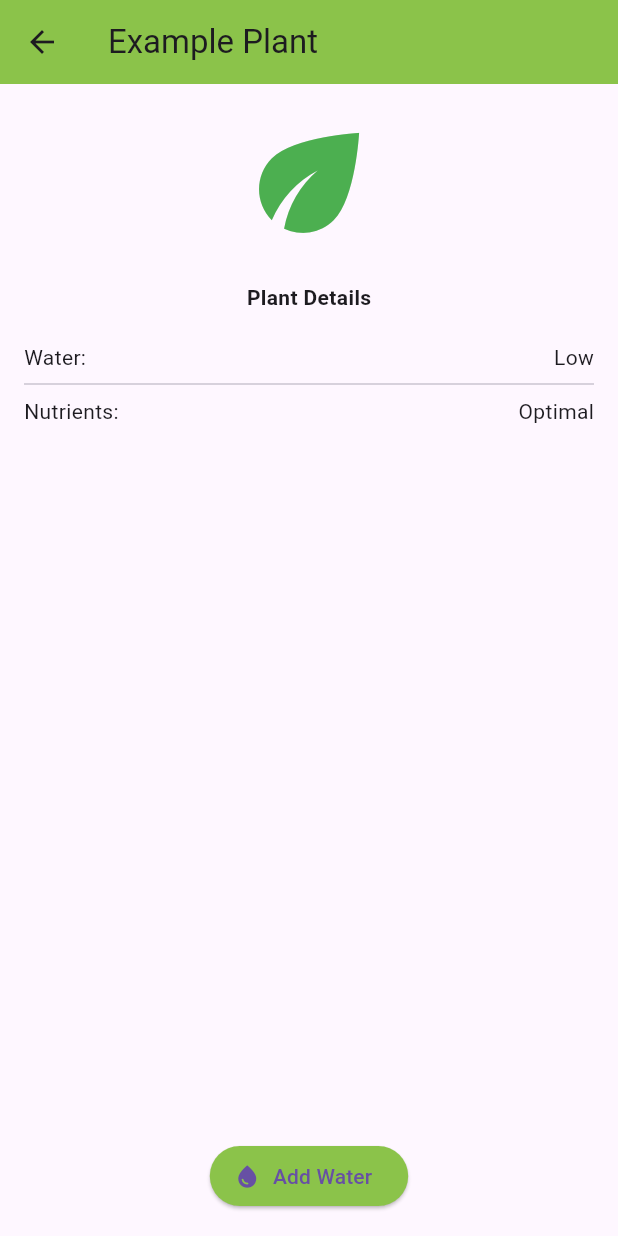
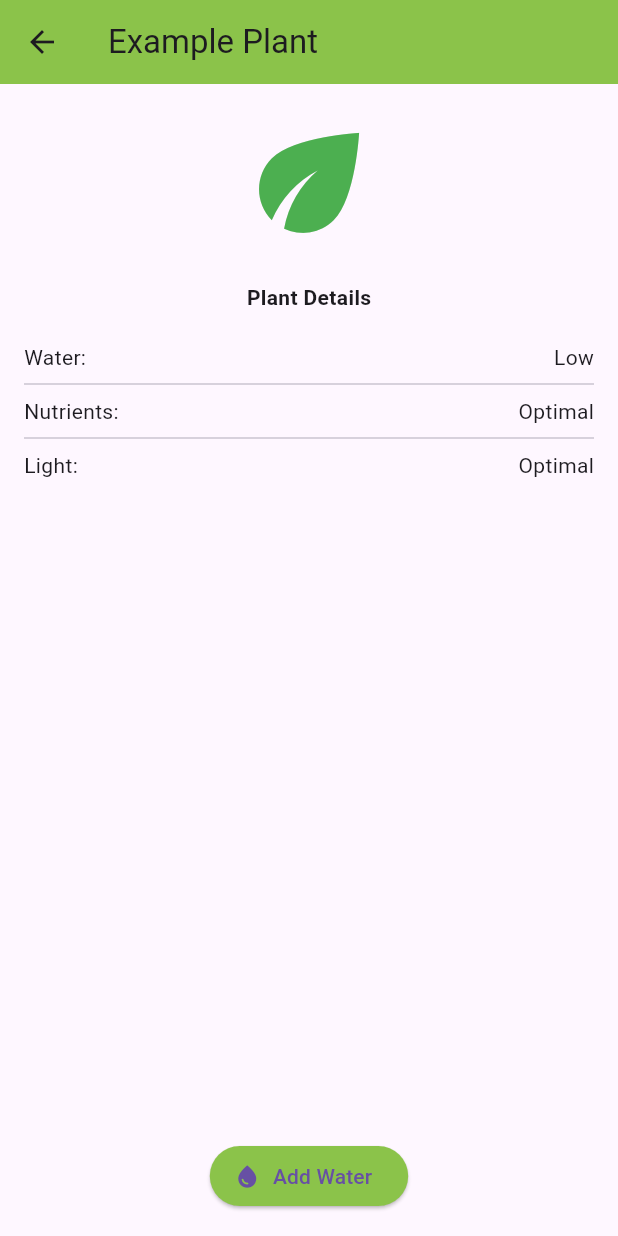
Before and after one commit to aboler/plant-partner, a Flutter app: the PlantDetailsView screen opened by its route, on a phone screen of 412 x 824 dp. Run offline on Flutter 3.47's test engine with Material 3 defaults, Android fonts, the phone set to English and light mode, and no system bars; network calls fail.

Commit message:
Base details for the plant: water, nutrients, light

```diff
--- a/frontEndSrc/frontend/lib/plantDetailsView.dart
+++ b/frontEndSrc/frontend/lib/plantDetailsView.dart
@@ -31,6 +31,14 @@ class PlantDetailsView extends StatelessWidget {
                 Text("Optimal"),
               ],
             ),
+            const Divider(),
+            Row(
+              mainAxisAlignment: MainAxisAlignment.spaceBetween,
+              children: const [
+                Text("Light:"),
+                Text("Optimal"),
+              ],
+            ),
             const Spacer(),
             ElevatedButton.icon(
               onPressed: () {},
```
Also changed, not shown: frontEndSrc/frontend/lib/main.dart (+7 -1 lines).
